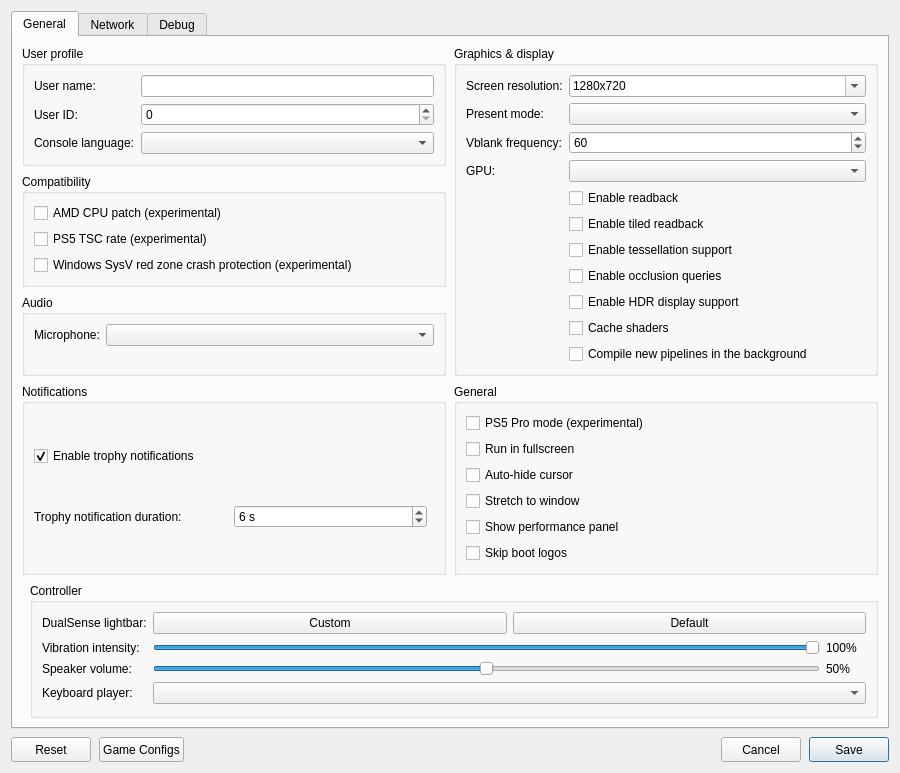
Old version of the form src/launcher/forms/configuration_edit_dialog.ui in the repository TheCruZ/KytyPS5-GTA.
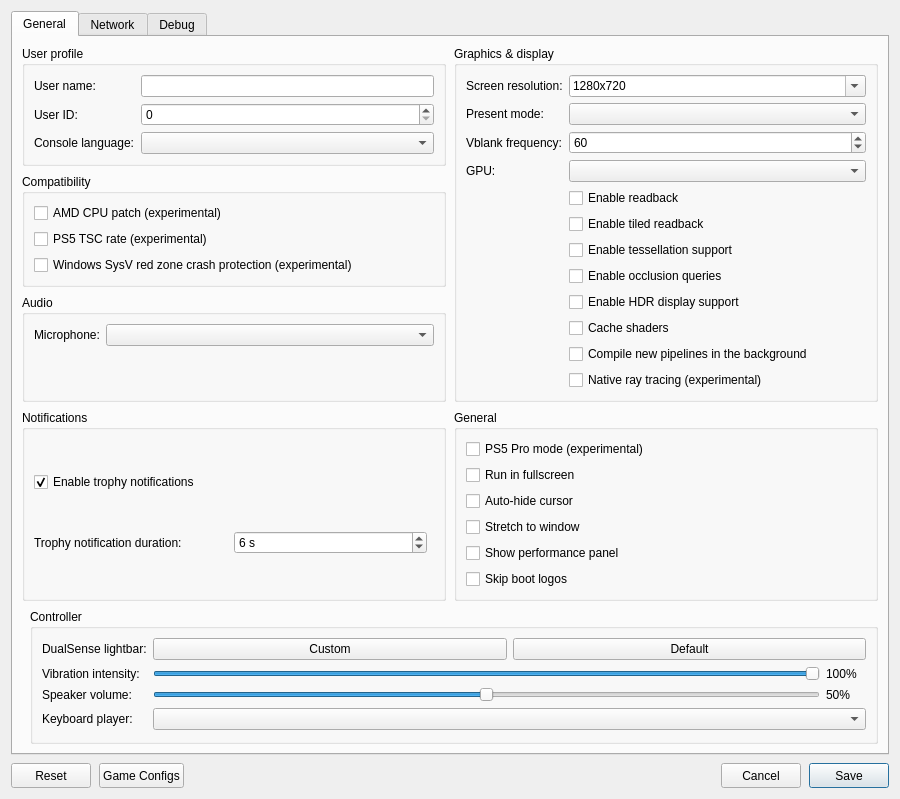
New version of the form. Custom widgets are drawn as their Qt base class.

Commit message: graphics: put native ray tracing behind --native-raytracing, off by default

Patch:
```diff
--- a/src/launcher/forms/configuration_edit_dialog.ui
+++ b/src/launcher/forms/configuration_edit_dialog.ui
@@ -215,6 +215,12 @@
               <property name="text"><string>Compile new pipelines in the background</string></property>
              </widget>
             </item>
+            <item row="12" column="1">
+             <widget class="QCheckBox" name="checkBox_native_ray_tracing">
+              <property name="toolTip"><string>Experimental. Trace the ray tracing passes of supported games (GTA V's shadows and reflections in Fidelity mode, ASTRO BOT) with the GPU's ray tracing hardware instead of emulating the PS5's BVH instructions: much faster where it applies. Needs a GPU with Vulkan ray queries. Visual errors are possible; turn it off if a game looks wrong.</string></property>
+              <property name="text"><string>Native ray tracing (experimental)</string></property>
+             </widget>
+            </item>
            </layout>
           </widget>
          </item>
```
The commit also changes 9 other files.
